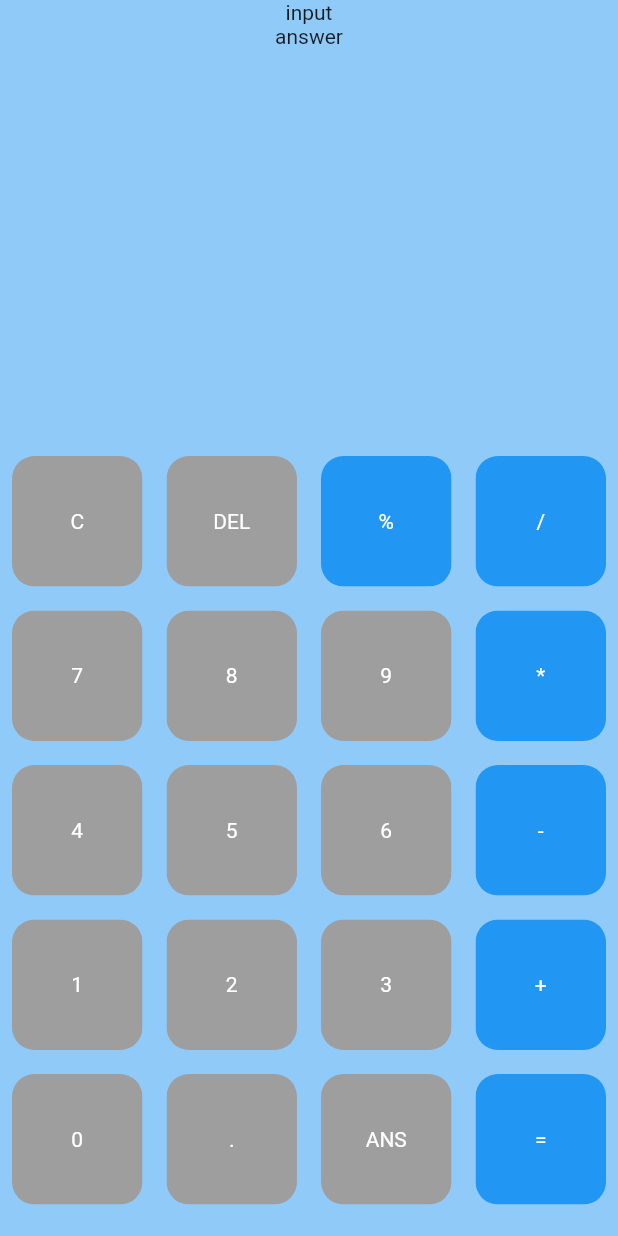
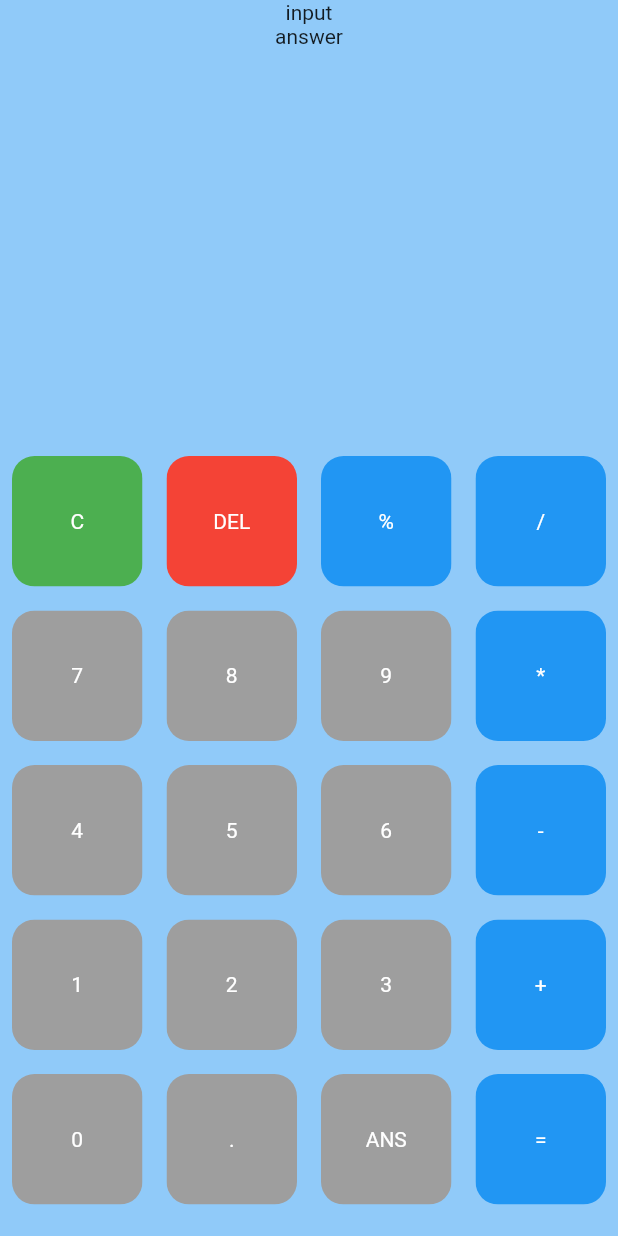
Before and after one commit to Munkhers/calculator_app, a Flutter app: the screen it shows after launch, on a phone screen of 412 x 824 dp. Run offline on Flutter 3.47's test engine with Material 2 defaults, Android fonts, the phone set to English and light mode, and no system bars.

Commit message:
delete, C  button color change

```diff
--- a/lib/home_page.dart
+++ b/lib/home_page.dart
@@ -58,12 +58,27 @@ class _HomePageState extends State<HomePage> {
                 gridDelegate: const SliverGridDelegateWithFixedCrossAxisCount(
                     crossAxisCount: 4),
                 itemBuilder: (BuildContext context, int index) {
-                  return Button(
-                    buttonText: buttons[index],
-                    color:
-                        isOperator(buttons[index]) ? Colors.blue : Colors.grey,
-                    textColor: Colors.white,
-                  );
+                  if (index == 0) {
+                    return Button(
+                      buttonText: buttons[index],
+                      color: Colors.green,
+                      textColor: Colors.white,
+                    );
+                  } else if (index == 1) {
+                    return Button(
+                      buttonText: buttons[index],
+                      color: Colors.red,
+                      textColor: Colors.white,
+                    );
+                  } else {
+                    return Button(
+                      buttonText: buttons[index],
+                      color: isOperator(buttons[index])
+                          ? Colors.blue
+                          : Colors.grey,
+                      textColor: Colors.white,
+                    );
+                  }
                 }),
           ),
         ]),
```
